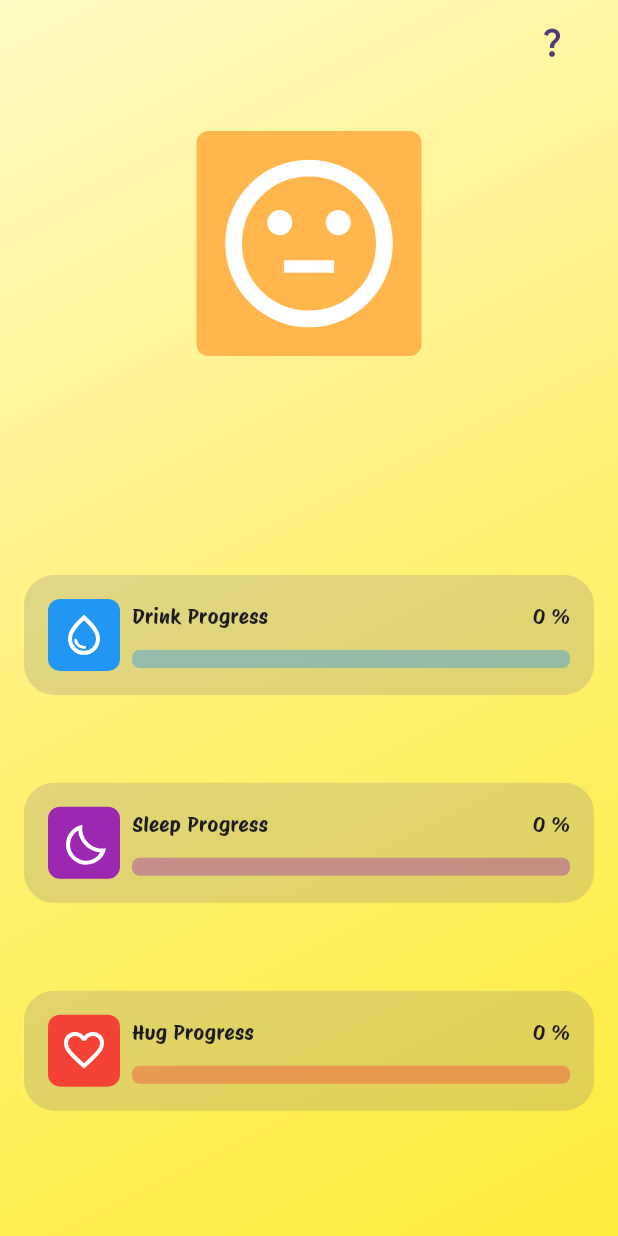
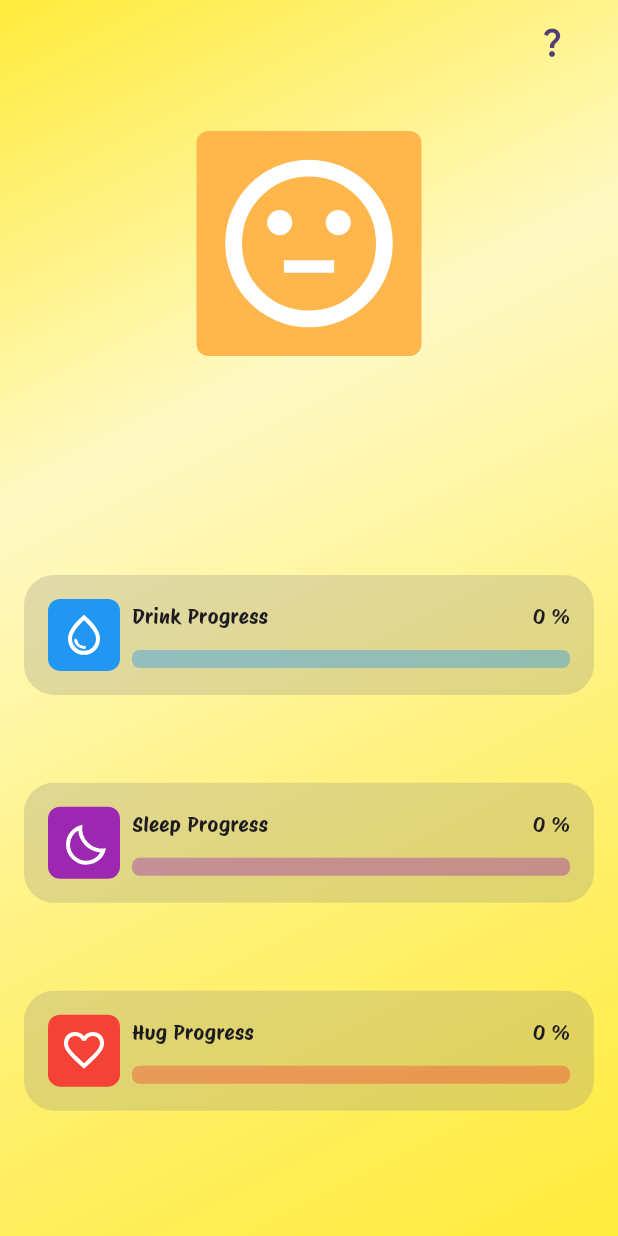
Before and after one commit to TitiBond/Tamagochieur-flutter, a Flutter app: the TamagoHomeScreen screen opened by its route, on a phone screen of 412 x 824 dp. Run offline on Flutter 3.47's test engine with Material 3 defaults, Android fonts, the light colour scheme and no system bars; our stand-ins replace flutter_svg; missing offline and left inert: mqtt_client.

Commit message:
feat(animatedMoodBackground): adding animated background color depending on the mood

```diff
--- a/lib/screens/home_screen.dart
+++ b/lib/screens/home_screen.dart
@@ -16,6 +16,7 @@ class TamagoHomeScreen extends StatefulWidget {
 class _TamagoHomeScreenState extends State<TamagoHomeScreen> {
   //global mood
   MoodEnum mood = MoodEnum.neutral;
+  Color screenAnimatedBackgroundColor = Colors.yellow[500]!;
 
   //drink
   GlobalKey drinkProgressBarKey = GlobalKey();
@@ -96,6 +97,7 @@ class _TamagoHomeScreenState extends State<TamagoHomeScreen> {
       } else {
         mood = MoodEnum.veryHappy;
       }
+      screenAnimatedBackgroundColor = Mood.getColor(mood);
       updateNeedValues();
     });
   }
@@ -117,16 +119,18 @@ class _TamagoHomeScreenState extends State<TamagoHomeScreen> {
           },
           child: const Icon(Icons.question_mark),
         ),
-        body: Container(
+        body: AnimatedContainer(
+            duration: const Duration(seconds: 2),
             width: double.infinity,
             decoration: BoxDecoration(
                 gradient: LinearGradient(
                     begin: Alignment.topLeft,
                     end: Alignment.bottomRight,
                     colors: [
+                  screenAnimatedBackgroundColor,
                   Colors.yellow[100]!,
                   Colors.yellow[300]!,
-                  Colors.yellow[500]!,
+                  screenAnimatedBackgroundColor
                 ])),
             child: Padding(
               padding:
```
